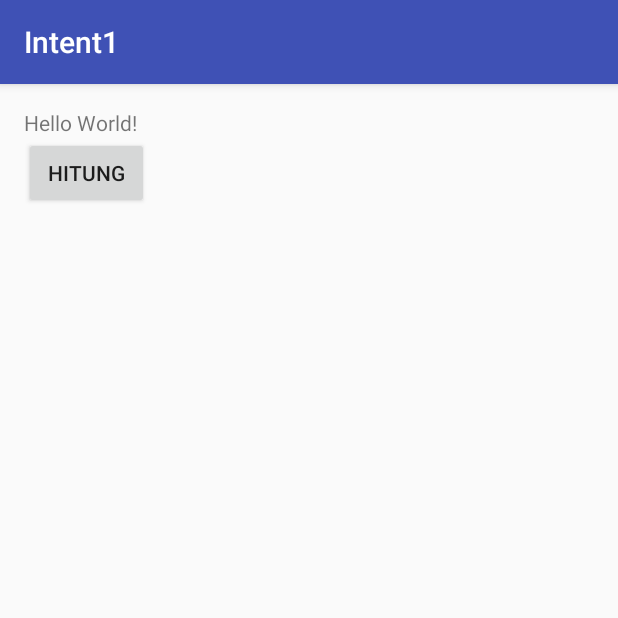
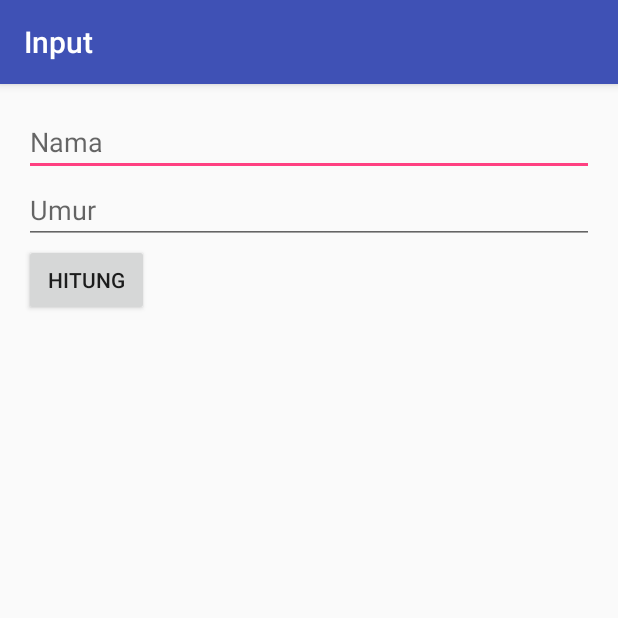
Before and after one commit to IraMaretta/Intent1, an Android app: the screen it shows after launch (MainActivity), on a phone screen of 412 x 824 dp, the top half of it. Run offline under Robolectric (Android 15) with nearby library versions, the phone set to English and light mode, and no system bars.

Commit message:
startActivity Part 2

```diff
--- a/app/src/main/java/id/sch/smktelkom_mlg/learn/intent1/MainActivity.java
+++ b/app/src/main/java/id/sch/smktelkom_mlg/learn/intent1/MainActivity.java
@@ -4,25 +4,48 @@ import android.content.Intent;
 import android.support.v7.app.AppCompatActivity;
 import android.os.Bundle;
 import android.view.View;
+import android.widget.EditText;
 
 import java.util.HashMap;
 
 public class MainActivity extends AppCompatActivity {
 
+    public static final String NAMA = "Nama";
+    public static final String UMUR = "Umur";
+    EditText etNama;
+    EditText etUmur;
 
     @Override
     protected void onCreate(Bundle savedInstanceState) {
         super.onCreate(savedInstanceState);
         setContentView(R.layout.activity_main);
+        etNama = (EditText) findViewById(R.id.editTextNama);
+        etUmur = (EditText) findViewById(R.id.editTextUmur);
+
+        setTitle("Input");
         findViewById(R.id.buttonHitung).setOnClickListener(new View.OnClickListener()
         {
             @Override
             public void onClick(View v)
             {
-                startActivity(new Intent(MainActivity.this, HasilActivity.class));
+               goHasil();
 
             }
         });
 
     }
+
+    private void goHasil()
+    {
+        String nama = etNama.getText().toString();
+        String umurStr = etUmur.getText().toString();
+
+        int umur = umurStr.isEmpty()?0:Integer.parseInt(umurStr);
+
+        Intent intent = new Intent(MainActivity.this, HasilActivity.class);
+        intent.putExtra(NAMA, nama);
+        intent.putExtra(UMUR, umur);
+
+        startActivity(intent);
+    }
 }
--- a/app/src/main/res/layout/activity_main.xml
+++ b/app/src/main/res/layout/activity_main.xml
@@ -10,10 +10,21 @@
     android:paddingTop="@dimen/activity_vertical_margin"
     tools:context="id.sch.smktelkom_mlg.learn.intent1.MainActivity">
 
-    <TextView
-        android:layout_width="wrap_content"
+    <EditText
+        android:layout_width="match_parent"
         android:layout_height="wrap_content"
-        android:text="Hello World!" />
+        android:inputType="textPersonName"
+        android:ems="10"
+        android:id="@+id/editTextNama"
+        android:hint="Nama" />
+
+    <EditText
+        android:layout_width="match_parent"
+        android:layout_height="wrap_content"
+        android:inputType="numberSigned"
+        android:ems="10"
+        android:id="@+id/editTextUmur"
+        android:hint="Umur" />
 
     <Button
         android:layout_width="83dp"
```
Also changed, not shown: app/src/main/java/id/sch/smktelkom_mlg/learn/intent1/HasilActivity.java (+13 -0 lines), app/src/main/res/layout/activity_hasil.xml (+8 -0 lines).
